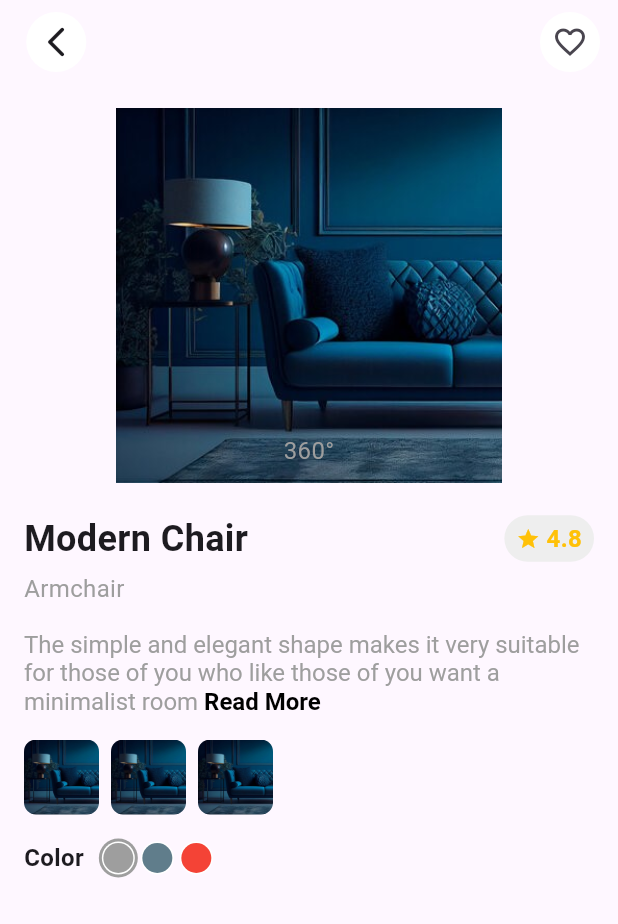
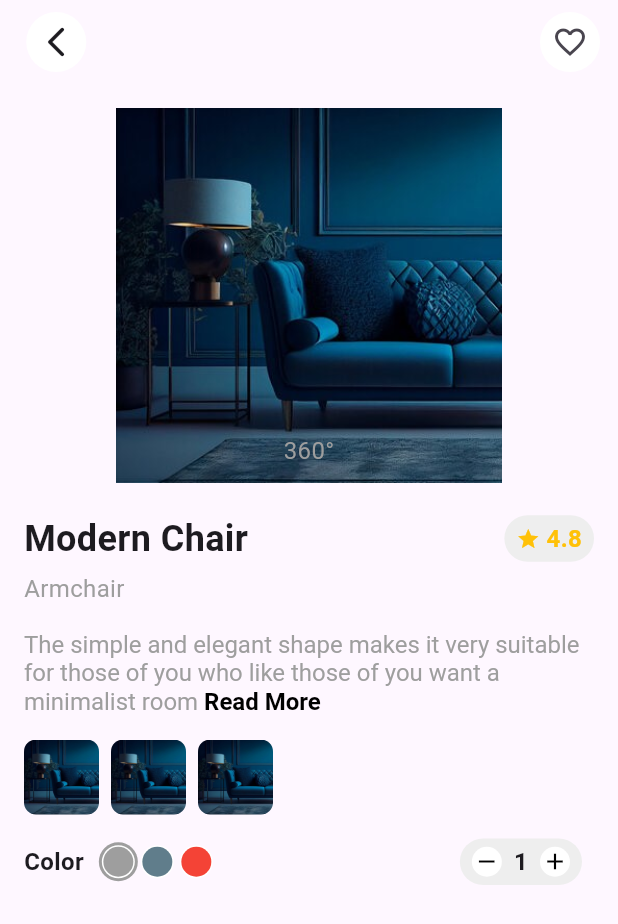
Before and after one commit to Huseinaz/furniture-app, a Flutter app: the DetailPage screen opened directly, on a phone screen of 412 x 824 dp. Shown: the top 924 px of the screen. Run offline on Flutter 3.47's test engine with Material 3 defaults, Android fonts, the phone set to English and light mode, and no system bars.

Commit message:
Add quantity selector

```diff
--- a/lib/pages/detail_page.dart
+++ b/lib/pages/detail_page.dart
@@ -20,8 +20,21 @@ class DetailPage extends StatefulWidget {
 }
 
 class _DetailPageState extends State<DetailPage> {
+  int _quantity = 1;
   int _selectedColorIndex = 0;
   final List<Color> _colors = [Colors.grey, Colors.blueGrey, Colors.red];
+
+  void _incrementQuantity() {
+    setState(() {
+      _quantity++;
+    });
+  }
+
+  void _decrementQuantity() {
+    setState(() {
+      if (_quantity > 1) _quantity--;
+    });
+  }
 
   @override
   Widget build(BuildContext context) {
@@ -216,6 +229,60 @@ class _DetailPageState extends State<DetailPage> {
                     ),
                 ],
               ),
+              Padding(
+                padding: const EdgeInsets.only(right: 8),
+                child: Container(
+                  padding:
+                      const EdgeInsets.symmetric(vertical: 4, horizontal: 8),
+                  decoration: BoxDecoration(
+                    color: Colors.grey[200],
+                    borderRadius: BorderRadius.circular(25),
+                  ),
+                  child: Row(
+                    children: [
+                      Container(
+                        width: 20,
+                        height: 20,
+                        decoration: const BoxDecoration(
+                          shape: BoxShape.circle,
+                          color: Colors.white,
+                        ),
+                        child: IconButton(
+                          padding: EdgeInsets.zero,
+                          iconSize: 18,
+                          onPressed: _decrementQuantity,
+                          icon: const Icon(Icons.remove),
+                          color: Colors.black,
+                        ),
+                      ),
+                      const SizedBox(width: 8),
+                      Text(
+                        '$_quantity',
+                        style: const TextStyle(
+                          fontSize: 16,
+                          fontWeight: FontWeight.bold,
+                        ),
+                      ),
+                      const SizedBox(width: 8),
+                      Container(
+                        width: 20,
+                        height: 20,
+                        decoration: const BoxDecoration(
+                          shape: BoxShape.circle,
+                          color: Colors.white,
+                        ),
+                        child: IconButton(
+                          padding: EdgeInsets.zero,
+                          iconSize: 18,
+                          onPressed: _incrementQuantity,
+                          icon: const Icon(Icons.add),
+                          color: Colors.black,
+                        ),
+                      ),
+                    ],
+                  ),
+                ),
+              ),
             ],
           ),
         ],
```
